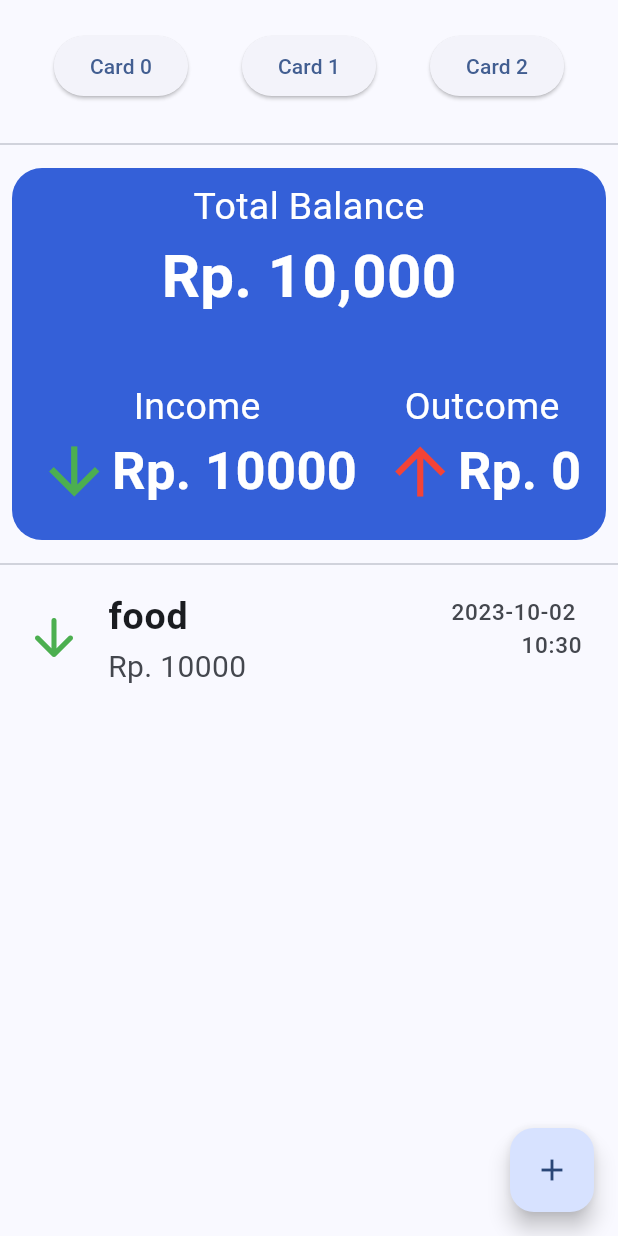
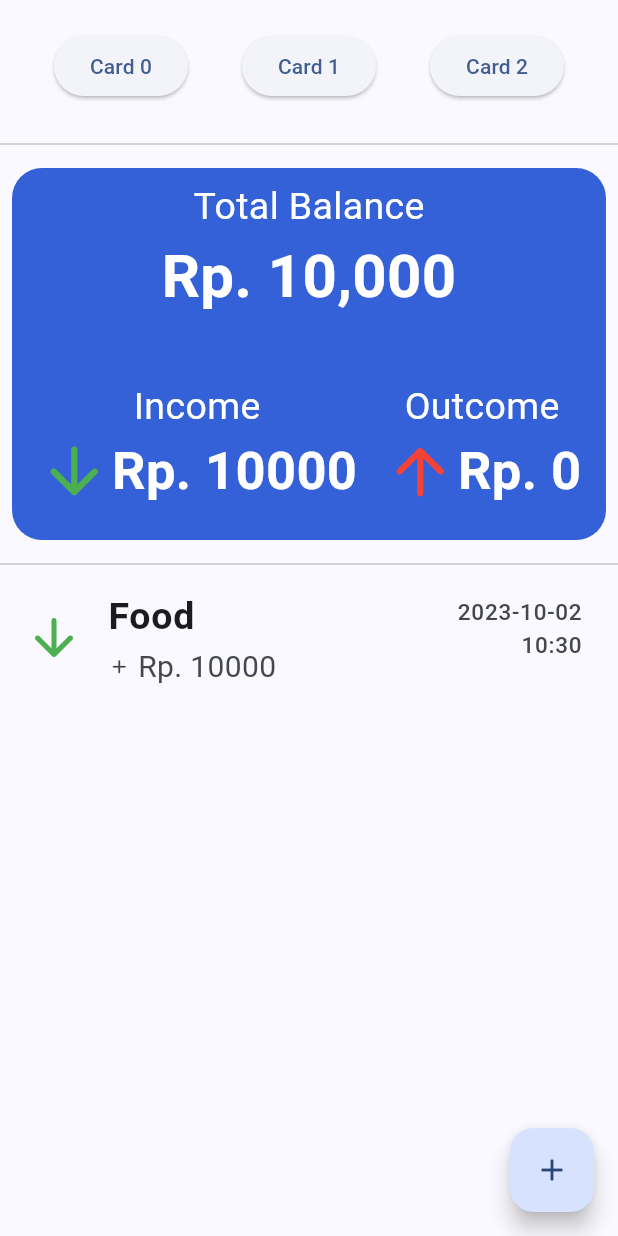
Before and after one commit to realino98/flutter_expense_tracker, a Flutter app: the TransactionScreen screen opened directly, after a tap on "Card 0", on a phone screen of 412 x 824 dp. Run offline on Flutter 3.47's test engine with Material 2 defaults, Android fonts, the phone set to English and light mode, and no system bars.

```diff
--- a/lib/main.dart
+++ b/lib/main.dart
@@ -45,7 +45,7 @@ class _HomeScreenState extends State<HomeScreen> {
     ProfileScreen(),
   ];
 
-  int _pageIndex = 1;
+  int _pageIndex = 0;
 
   @override
   Widget build(BuildContext context) {
--- a/lib/provider/transactionProvider.dart
+++ b/lib/provider/transactionProvider.dart
@@ -5,47 +5,48 @@ import 'package:intl/intl.dart';
 class TransactionManager extends ChangeNotifier {
   var formatter = NumberFormat('#,###');
   int _cardSelected = 1;
+  DateTime _currentDate = DateTime.now();
   final List<Transaction> _transactions = <Transaction>[
     Transaction(
-        amount: 10000,
+        amount: 1000000,
         isIncome: true,
-        needs: "food",
+        needs: "Salary",
         source: 1,
         dateTime: DateTime.now()),
     Transaction(
         amount: 10000,
         isIncome: true,
-        needs: "food",
+        needs: "Food",
         source: 1,
         dateTime: DateTime.now()),
     Transaction(
         amount: 10000,
         isIncome: true,
-        needs: "food",
+        needs: "Food",
         source: 1,
         dateTime: DateTime.now()),
     Transaction(
         amount: 10000,
         isIncome: false,
-        needs: "food",
+        needs: "Food",
         source: 1,
         dateTime: DateTime.now()),
     Transaction(
         amount: 10000,
         isIncome: false,
-        needs: "food",
+        needs: "Food",
         source: 1,
         dateTime: DateTime.now()),
     Transaction(
         amount: 10000,
         isIncome: false,
-        needs: "food",
+        needs: "Food",
         source: 2,
         dateTime: DateTime.now()),
     Transaction(
         amount: 10000,
         isIncome: true,
-        needs: "food",
+        needs: "Food",
         source: 0,
         dateTime: DateTime.now()),
   ];
@@ -55,6 +56,7 @@ class TransactionManager extends ChangeNotifier {
       .where((element) => element.source == _cardSelected)
       .toList();
   int get cardSelected => _cardSelected;
+  int get currentMonth => int.parse(DateFormat("mm").format(_currentDate));
 
   void addTransaction(Transaction transaction) {
     _transactions.add(transaction);
--- a/lib/screens/transaction_screen.dart
+++ b/lib/screens/transaction_screen.dart
@@ -95,7 +95,7 @@ class TransactionScreen extends StatelessWidget {
                                       Row(
                                         children: [
                                           Icon(
-                                            Icons.arrow_downward,
+                                            Icons.arrow_downward_rounded,
                                             size: 50,
                                             color: Colors.green,
                                           ),
@@ -124,7 +124,7 @@ class TransactionScreen extends StatelessWidget {
                                       Row(
                                         children: [
                                           Icon(
-                                            Icons.arrow_upward,
+                                            Icons.arrow_upward_rounded,
                                             size: 50,
                                             color: Colors.red,
                                           ),
@@ -158,10 +158,11 @@ class TransactionScreen extends StatelessWidget {
                     itemBuilder: (context, index) {
                       DateTime transactionTime =
                           transactionData[index].dateTime;
-                      var dateFormatter = new DateFormat('yyyy-MM-dd ');
+                      var dateFormatter = new DateFormat('yyyy-MM-dd');
                       var timeFormatter = new DateFormat('hh:mm');
+                      bool isIncome = transactionData[index].isIncome;
                       return ListTile(
-                        leading: transactionData[index].isIncome
+                        leading: isIncome
                             ? Icon(
                                 Icons.arrow_downward_rounded,
                                 color: Colors.green,
@@ -179,11 +180,27 @@ class TransactionScreen extends StatelessWidget {
                             fontWeight: FontWeight.bold,
                           ),
                         ),
-                        subtitle: Text(
-                          "Rp. ${transactionData[index].amount.toString()}",
-                          style: TextStyle(
-                            fontSize: 20,
-                          ),
+                        subtitle: Row(
+                          children: [
+                            isIncome
+                                ? Icon(
+                                    Icons.add_rounded,
+                                    size: 15,
+                                  )
+                                : Icon(
+                                    Icons.remove_rounded,
+                                    size: 15,
+                                  ),
+                            SizedBox(
+                              width: 5,
+                            ),
+                            Text(
+                              "Rp. ${transactionData[index].amount.toString()}",
+                              style: TextStyle(
+                                fontSize: 20,
+                              ),
+                            ),
+                          ],
                         ),
                         trailing: Column(
                           crossAxisAlignment: CrossAxisAlignment.end,
```
Also changed, not shown: lib/screens/dashboard_screen.dart (+88 -6 lines).
